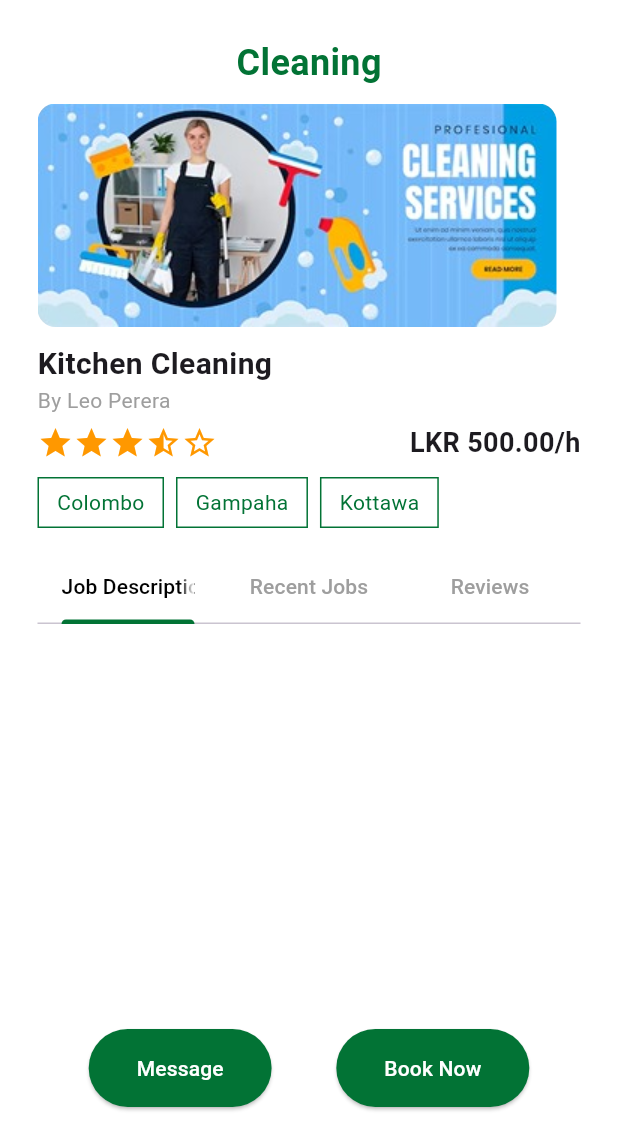
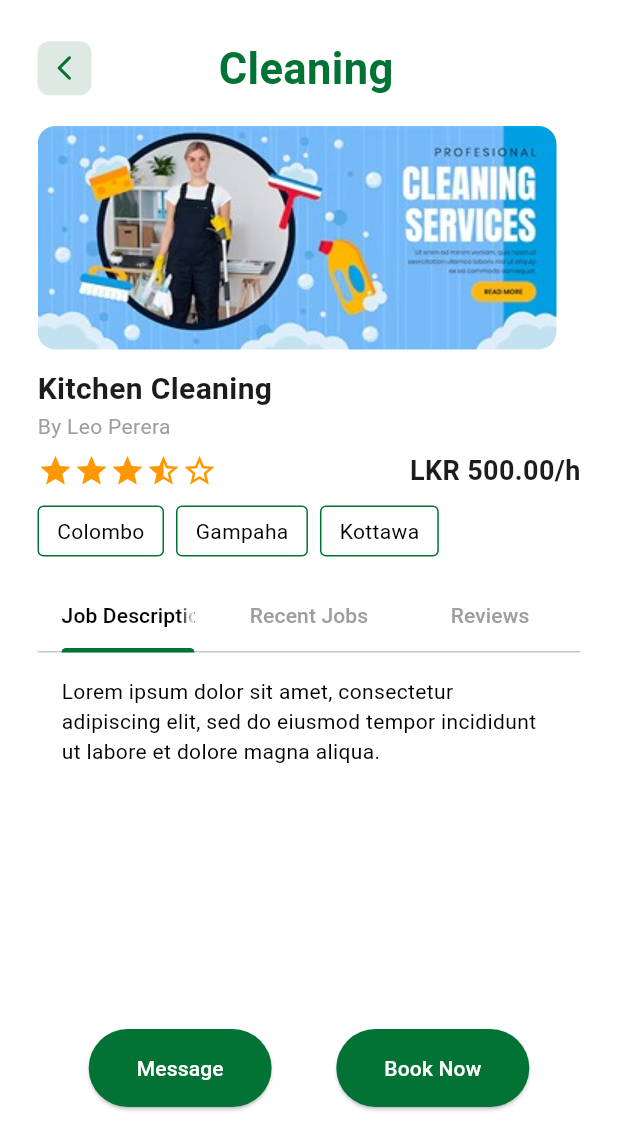
Before and after one commit to sadeesacs/MAD, a Flutter app: the ServiceDetailScreen screen opened directly, on a phone screen of 412 x 824 dp, the part 105-1236 px from its top. Run offline on Flutter 3.47's test engine with Material 3 defaults, Android fonts, the phone set to English and light mode, and no system bars; our stand-ins replace google_maps_flutter.

Commit message:
Added Job description, recent jobs and reviews to Service Detail screen
Signed-off-by: SarindiRithosha <sarindijayathilake@gmail.com>

```diff
--- a/connect/lib/Customer/screens/service-detail/service_detail.dart
+++ b/connect/lib/Customer/screens/service-detail/service_detail.dart
@@ -1,4 +1,7 @@
 import 'package:connect/Customer/screens/service-detail/widgets/bottom_buttons.dart';
+import 'package:connect/Customer/screens/service-detail/widgets/job_description.dart';
+import 'package:connect/Customer/screens/service-detail/widgets/recent_jobs.dart';
+import 'package:connect/Customer/screens/service-detail/widgets/reviews.dart';
 import 'package:flutter/material.dart';
 
 import '../../widgets/connect_app_bar.dart';
@@ -18,9 +21,12 @@ class ConnectApp extends StatelessWidget {
 
   @override
   Widget build(BuildContext context) {
-    return const MaterialApp(
+    return MaterialApp(
       debugShowCheckedModeBanner: false,
-      home: ServiceDetailScreen(),
+      theme: ThemeData(
+        fontFamily: 'Roboto', // Apply Roboto font to the entire app
+      ),
+      home: const ServiceDetailScreen(),
     );
   }
 }
@@ -40,18 +46,43 @@ class ServiceDetailScreen extends StatelessWidget {
             child: Column(
               crossAxisAlignment: CrossAxisAlignment.start,
               children: [
+                // Row for Back Button and Cleaning Text
+                Row(
+                  children: [
+                    // Back Button
+                    GestureDetector(
+                      onTap: () => Navigator.pop(context),
+                      child: Container(
+                        padding: const EdgeInsets.all(8),
+                        decoration: BoxDecoration(
+                          color: const Color(0xFFDFE9E3),
+                          borderRadius: BorderRadius.circular(8),
+                        ),
+                        child: const Icon(
+                          Icons.arrow_back_ios_new_rounded,
+                          color: Color(0xFF027335),
+                          size: 20,
+                        ),
+                      ),
+                    ),
+                    const Spacer(), // Spacer to push the title to the center
+
                     // Cleaning Text
-                Center(
-                  child: Text(
+                    Text(
                       'Cleaning',
                       style: TextStyle(
                         color: darkGreen,
-                      fontSize: 24,
+                        fontSize: 29,
                         fontWeight: FontWeight.bold,
                       ),
                     ),
+                    const Spacer(), // Spacer to balance the row
+
+                    // Invisible placeholder to match the back button's width
+                    const SizedBox(width: 40), // Adjust width to match back button size
+                  ],
                 ),
-                const SizedBox(height: 10),
+                const SizedBox(height: 18),
 
                 // Cover Image
                 ClipRRect(
@@ -61,21 +92,25 @@ class ServiceDetailScreen extends StatelessWidget {
                     fit: BoxFit.cover,
                   ),
                 ),
-                const SizedBox(height: 10),
+                const SizedBox(height: 12),
 
                 // Kitchen Cleaning Section
-                const Text(
+                Text(
                   'Kitchen Cleaning',
                   style: TextStyle(
                     fontSize: 20,
                     fontWeight: FontWeight.bold,
+                    fontFamily: 'Roboto', // Apply Roboto font
                   ),
                 ),
-                const Text(
+                Text(
                   'By Leo Perera',
-                  style: TextStyle(color: greyText),
+                  style: TextStyle(
+                    color: greyText,
+                    fontFamily: 'Roboto', // Apply Roboto font
                   ),
-                const SizedBox(height: 5),
+                ),
+                const SizedBox(height: 7),
 
                 // Stars and Price Row
                 Row(
@@ -90,11 +125,12 @@ class ServiceDetailScreen extends StatelessWidget {
                         Icon(Icons.star_border, color: Colors.orange),
                       ],
                     ),
-                    const Text(
+                    Text(
                       'LKR 500.00/h',
                       style: TextStyle(
                         fontSize: 18,
                         fontWeight: FontWeight.bold,
+                        fontFamily: 'Roboto', // Apply Roboto font
                       ),
                     ),
                   ],
@@ -135,11 +171,14 @@ class ServiceDetailScreen extends StatelessWidget {
       padding: const EdgeInsets.symmetric(horizontal: 12, vertical: 6),
       decoration: BoxDecoration(
         border: Border.all(color: darkGreen),
-        borderRadius: BorderRadius.circular(0),
+        borderRadius: BorderRadius.circular(4),
       ),
       child: Text(
         label,
-        style: TextStyle(color: darkGreen),
+        style: TextStyle(
+          color: black,
+          fontFamily: 'Roboto', // Apply Roboto font
+        ),
       ),
     );
   }
@@ -164,11 +203,11 @@ class ServiceDetailScreen extends StatelessWidget {
             child: TabBarView(
               children: [
                 // Job Description Content
-
+                const JobDescription(),
                 // Recent Jobs Content
-
+                RecentJobs(),
                 // Reviews Content
-
+                Reviews(),
               ],
             ),
           ),
--- /dev/null
+++ b/connect/lib/Customer/screens/service-detail/widgets/job_description.dart
@@ -0,0 +1,16 @@
+import 'package:flutter/material.dart';
+
+class JobDescription extends StatelessWidget {
+  const JobDescription({super.key});
+
+  @override
+  Widget build(BuildContext context) {
+    return const Padding(
+      padding: EdgeInsets.all(16.0),
+      child: Text(
+        'Lorem ipsum dolor sit amet, consectetur adipiscing elit, sed do eiusmod tempor incididunt ut labore et dolore magna aliqua.',
+        style: TextStyle(color: Colors.black),
+      ),
+    );
+  }
+}
```
Also changed, not shown: connect/lib/Customer/screens/service-detail/widgets/recent_jobs.dart (added, +73 -0 lines), connect/lib/Customer/screens/service-detail/widgets/reviews.dart (added, +90 -0 lines), connect/assets/images/jobs/cleaningjob1.jpg (added). Lines whose indentation alone changed are shown as unchanged.
